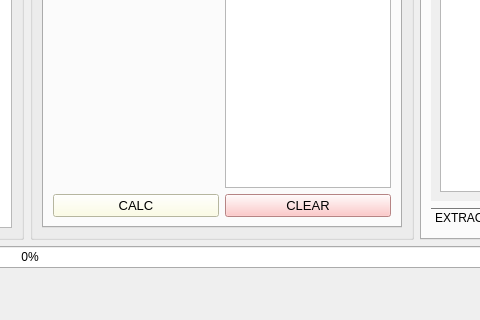
Above: qt/domanic_dialog.ui from idergunoff/domanic before the change; both pictures show x 616 to 1096 and y 562 to 882 of the 1292 by 882 pixel window. Below: the same form after it.
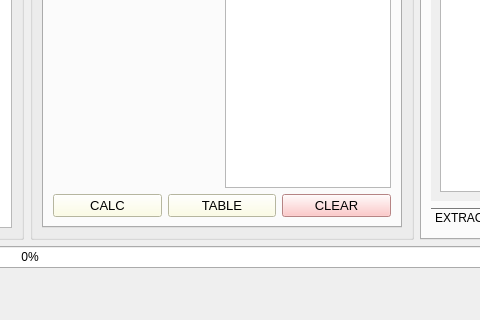
That is the form after the change. The open tabs and pages were chosen to show the change. Custom widgets are drawn as their Qt base class.

What changed in the file:
```diff
--- a/qt/domanic_dialog.ui
+++ b/qt/domanic_dialog.ui
@@ -1888,7 +1888,7 @@
                              </property>
                             </widget>
                            </item>
-                           <item row="0" column="1">
+                           <item row="0" column="2">
                             <widget class="QPushButton" name="pushButton_clear_resourse">
                              <property name="font">
                               <font>
@@ -1906,6 +1906,25 @@
                              </property>
                             </widget>
                            </item>
+                           <item row="0" column="1">
+                            <widget class="QPushButton" name="pushButton_table_resource">
+                             <property name="font">
+                              <font>
+                               <pointsize>10</pointsize>
+                              </font>
+                             </property>
+                             <property name="toolTip">
+                              <string>Рассчитать и сохранить в таблицу
+ресурсы по выбранным категориям</string>
+                             </property>
+                             <property name="styleSheet">
+                              <string notr="true">background-color: rgb(255, 255, 222);</string>
+                             </property>
+                             <property name="text">
+                              <string>TABLE</string>
+                             </property>
+                            </widget>
+                           </item>
                           </layout>
                          </item>
                          <item row="0" column="0">
```
Left out of the diff: 4 changed lines with no effect on the pictures.
